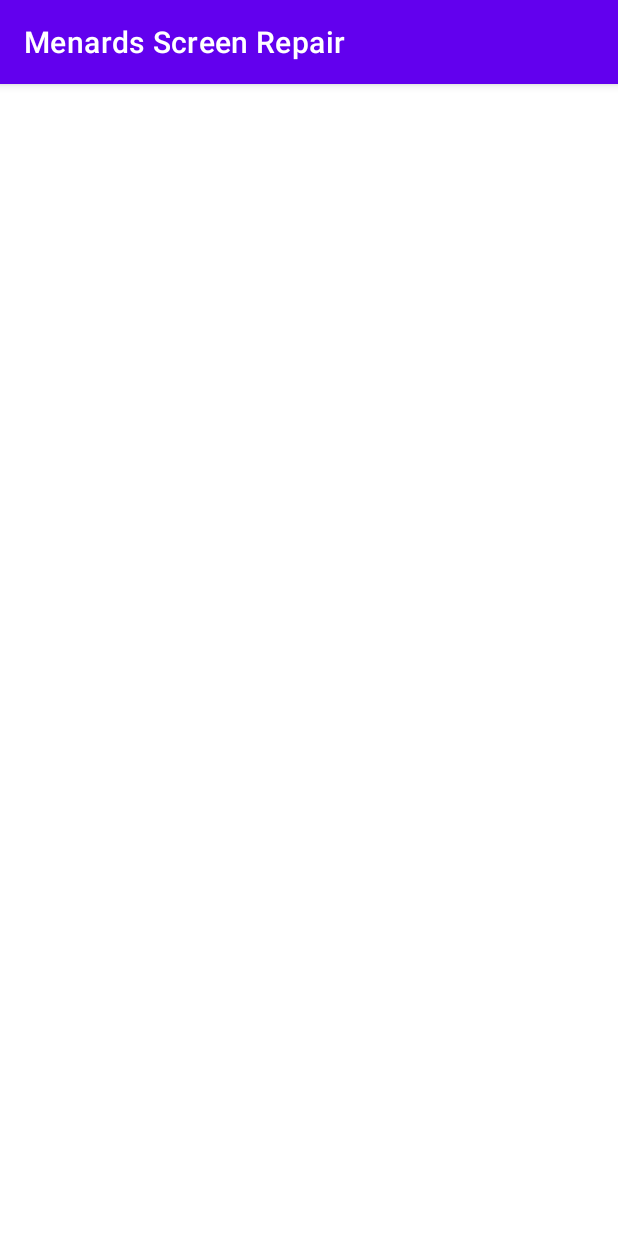
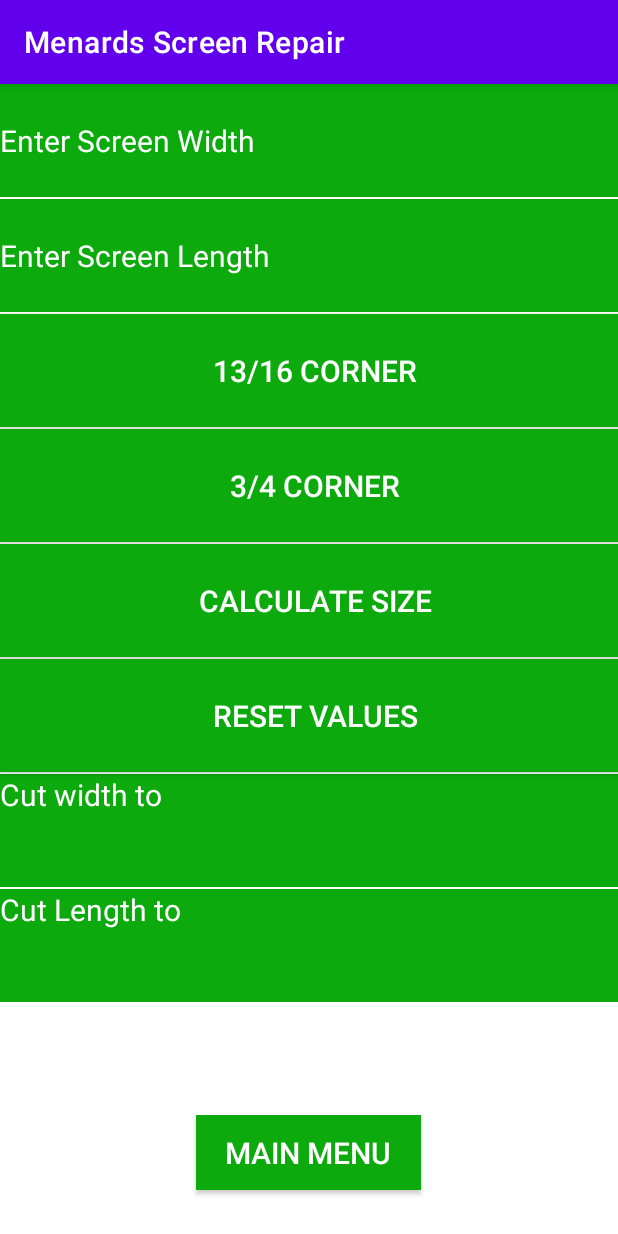
Before and after one commit to StringJoe/menards_screen_repair, an Android app: the frameMeasurements screen opened directly, with no data from a screen before it, on a phone screen of 412 x 824 dp. Run offline under Robolectric (Android 15) with nearby library versions, the phone set to English and light mode, and no system bars.

Commit message:
created all the components for frame measurement file

```diff
--- a/app/src/main/res/layout/activity_frame_measurements.xml
+++ b/app/src/main/res/layout/activity_frame_measurements.xml
@@ -1,9 +1,111 @@
 <?xml version="1.0" encoding="utf-8"?>
-<androidx.constraintlayout.widget.ConstraintLayout xmlns:android="http://schemas.android.com/apk/res/android"
+<LinearLayout xmlns:android="http://schemas.android.com/apk/res/android"
     xmlns:app="http://schemas.android.com/apk/res-auto"
     xmlns:tools="http://schemas.android.com/tools"
     android:layout_width="match_parent"
     android:layout_height="match_parent"
-    tools:context=".frameMeasurements">
+    tools:context=".frameMeasurements"
+    android:orientation="vertical"
+    android:background="@color/white">
 
-</androidx.constraintlayout.widget.ConstraintLayout>
+
+
+        <EditText
+            android:id="@+id/screenWidth"
+            android:layout_width="420dp"
+            android:layout_height="75dp"
+            android:hint="Enter Screen Width"
+            android:textColorHint="@color/white"
+            android:background="@color/menards_green"
+            android:textSize="20sp"
+            />
+
+        <EditText
+            android:id="@+id/screenLength"
+            android:layout_width="420dp"
+            android:layout_height="75dp"
+            android:hint="Enter Screen Length"
+            android:textColorHint="@color/white"
+            android:background="@color/menards_green"
+            android:textSize="20sp"
+            android:layout_marginTop="1dp"
+            />
+
+    <androidx.appcompat.widget.AppCompatButton
+        android:id="@+id/bigCornerBtn"
+        android:layout_width="420dp"
+        android:layout_height="75dp"
+        android:background="@color/menards_green"
+        android:text="13/16 Corner"
+        android:textColor="@color/white"
+        android:textSize="20sp"
+        android:layout_marginTop="1dp"
+        />
+
+    <androidx.appcompat.widget.AppCompatButton
+        android:id="@+id/smallCornerBtn"
+        android:layout_width="420dp"
+        android:layout_height="75dp"
+        android:background="@color/menards_green"
+        android:text="3/4 Corner"
+        android:textColor="@color/white"
+        android:textSize="20sp"
+        android:layout_marginTop="1dp"
+        />
+
+    <androidx.appcompat.widget.AppCompatButton
+        android:id="@+id/calcBtn"
+        android:layout_width="420dp"
+        android:layout_height="75dp"
+        android:background="@color/menards_green"
+        android:text="Calculate Size"
+        android:textColor="@color/white"
+        android:textSize="20sp"
+        android:layout_marginTop="1dp"/>
+
+    <androidx.appcompat.widget.AppCompatButton
+        android:id="@+id/resetBtn"
+        android:layout_width="420dp"
+        android:layout_height="75dp"
+        android:background="@color/menards_green"
+        android:text="Reset Values"
+        android:textColor="@color/white"
+        android:textSize="20sp"
+        android:layout_marginTop="1dp"/>
+
+    <TextView
+        android:id="@+id/totalWidth"
+        android:layout_width="420dp"
+        android:layout_height="75dp"
+        android:background="@color/menards_green"
+        android:textColor="@color/white"
+        android:text="Cut width to "
+        android:textSize="20sp"
+        android:layout_marginTop="1dp"
+        />
+
+    <TextView
+        android:id="@+id/totalLength"
+        android:layout_width="420dp"
+        android:layout_height="75dp"
+        android:background="@color/menards_green"
+        android:textColor="@color/white"
+        android:text="Cut Length to "
+        android:textSize="20sp"
+        android:layout_marginTop="1dp"
+        />
+
+    <androidx.appcompat.widget.AppCompatButton
+        android:id="@+id/menuBtn"
+        android:layout_width="150dp"
+        android:layout_height="50dp"
+        android:background="@color/menards_green"
+        android:text="Main Menu"
+        android:textColor="@color/white"
+        android:textSize="20sp"
+        android:layout_gravity="center_horizontal"
+        android:layout_marginTop="75dp"/>
+
+
+
+</LinearLayout>
```
